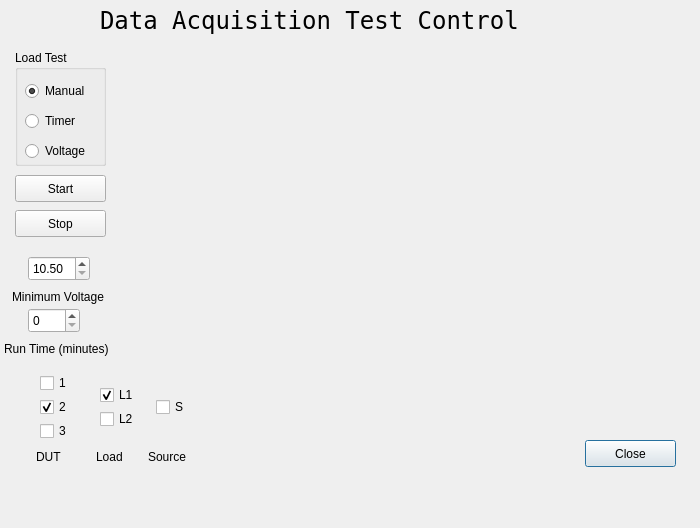
First picture: the form in data-acquisition-gui/data-acquisition-test.ui, repository ksarkies/Data-Acquisition, before the edit.
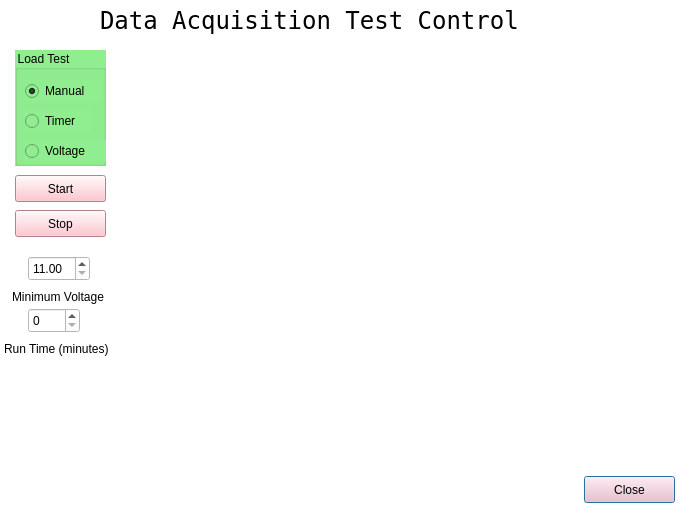
Second picture: the form after the edit.

Commit message: Correct a number of bugs to get GUI and firmware working in harmony. Can now start a test discharge run.

Diff of the .ui file:
```diff
--- a/data-acquisition-gui/data-acquisition-test.ui
+++ b/data-acquisition-gui/data-acquisition-test.ui
@@ -13,15 +13,21 @@
   <property name="windowTitle">
    <string>Data Acquisition Test Control</string>
   </property>
+  <property name="styleSheet">
+   <string notr="true">background-color:white;</string>
+  </property>
   <widget class="QPushButton" name="closeButton">
    <property name="geometry">
     <rect>
-     <x>585</x>
-     <y>440</y>
+     <x>584</x>
+     <y>476</y>
      <width>91</width>
      <height>27</height>
     </rect>
    </property>
+   <property name="styleSheet">
+    <string notr="true">background-color:lightpink;</string>
+   </property>
    <property name="text">
     <string>Close</string>
    </property>
@@ -35,6 +41,9 @@
      <height>116</height>
     </rect>
    </property>
+   <property name="styleSheet">
+    <string notr="true">background-color:lightgreen;</string>
+   </property>
    <property name="title">
     <string>Load Test</string>
    </property>
@@ -102,6 +111,9 @@
    <property name="toolTip">
     <string>Set the switches to connect loads and sources to the DUT.</string>
    </property>
+   <property name="styleSheet">
+    <string notr="true">background-color:lightpink;</string>
+   </property>
    <property name="text">
     <string>Start</string>
    </property>
@@ -118,6 +130,9 @@
    <property name="toolTip">
     <string>Stop the experiment manually at any time.</string>
    </property>
+   <property name="styleSheet">
+    <string notr="true">background-color:lightpink;</string>
+   </property>
    <property name="text">
     <string>Stop</string>
    </property>
@@ -167,132 +182,6 @@
     <string>Minimum Voltage</string>
    </property>
   </widget>
-  <widget class="QCheckBox" name="deviceCheckBox_1">
-   <property name="geometry">
-    <rect>
-     <x>40</x>
-     <y>372</y>
-     <width>41</width>
-     <height>22</height>
-    </rect>
-   </property>
-   <property name="text">
-    <string>1</string>
-   </property>
-   <property name="checked">
-    <bool>false</bool>
-   </property>
-  </widget>
-  <widget class="QCheckBox" name="deviceCheckBox_2">
-   <property name="geometry">
-    <rect>
-     <x>40</x>
-     <y>396</y>
-     <width>41</width>
-     <height>22</height>
-    </rect>
-   </property>
-   <property name="text">
-    <string>2</string>
-   </property>
-   <property name="checked">
-    <bool>true</bool>
-   </property>
-  </widget>
-  <widget class="QCheckBox" name="deviceCheckBox_3">
-   <property name="geometry">
-    <rect>
-     <x>40</x>
-     <y>420</y>
-     <width>33</width>
-     <height>22</height>
-    </rect>
-   </property>
-   <property name="text">
-    <string>3</string>
-   </property>
-  </widget>
-  <widget class="QCheckBox" name="loadCheckBox_1">
-   <property name="geometry">
-    <rect>
-     <x>100</x>
-     <y>384</y>
-     <width>41</width>
-     <height>22</height>
-    </rect>
-   </property>
-   <property name="text">
-    <string>L1</string>
-   </property>
-   <property name="checked">
-    <bool>true</bool>
-   </property>
-  </widget>
-  <widget class="QCheckBox" name="loadCheckBox_2">
-   <property name="geometry">
-    <rect>
-     <x>100</x>
-     <y>408</y>
-     <width>41</width>
-     <height>22</height>
-    </rect>
-   </property>
-   <property name="text">
-    <string>L2</string>
-   </property>
-  </widget>
-  <widget class="QCheckBox" name="sourceCheckBox">
-   <property name="geometry">
-    <rect>
-     <x>156</x>
-     <y>396</y>
-     <width>37</width>
-     <height>22</height>
-    </rect>
-   </property>
-   <property name="text">
-    <string>S</string>
-   </property>
-  </widget>
-  <widget class="QLabel" name="deviceLabel">
-   <property name="geometry">
-    <rect>
-     <x>36</x>
-     <y>448</y>
-     <width>37</width>
-     <height>17</height>
-    </rect>
-   </property>
-   <property name="text">
-    <string>DUT</string>
-   </property>
-  </widget>
-  <widget class="QLabel" name="sourceLabel">
-   <property name="geometry">
-    <rect>
-     <x>148</x>
-     <y>448</y>
-     <width>49</width>
-     <height>17</height>
-    </rect>
-   </property>
-   <property name="text">
-    <string>Source</string>
-   </property>
-  </widget>
-  <widget class="QLabel" name="loadLabel">
-   <property name="geometry">
-    <rect>
-     <x>96</x>
-     <y>448</y>
-     <width>37</width>
-     <height>17</height>
-    </rect>
-   </property>
-   <property name="text">
-    <string>Load</string>
-   </property>
-  </widget>
   <widget class="QDoubleSpinBox" name="voltageSpinBox">
    <property name="geometry">
     <rect>
@@ -303,7 +192,7 @@
     </rect>
    </property>
    <property name="minimum">
-    <double>10.500000000000000</double>
+    <double>11.000000000000000</double>
    </property>
    <property name="maximum">
     <double>16.000000000000000</double>
```
The commit also changes 11 other files.
